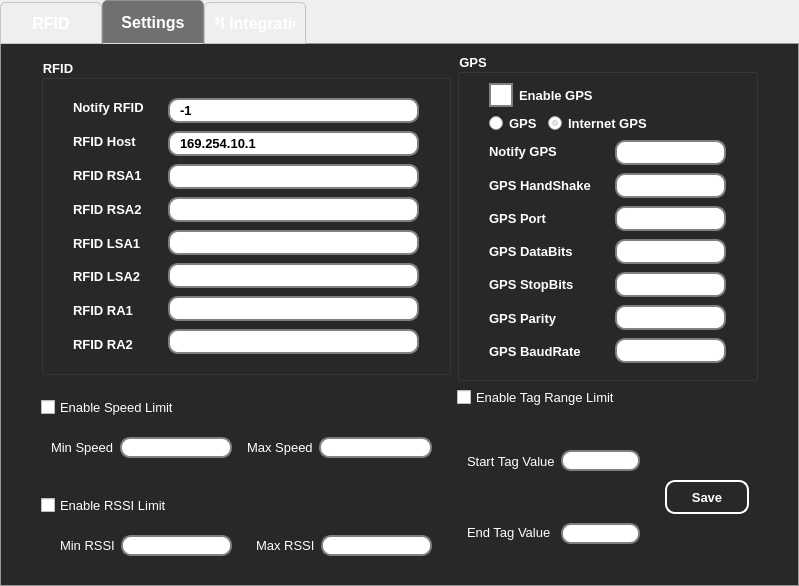
Old version of the form ui/main.ui in the repository DevGuruPro/rfid-python.
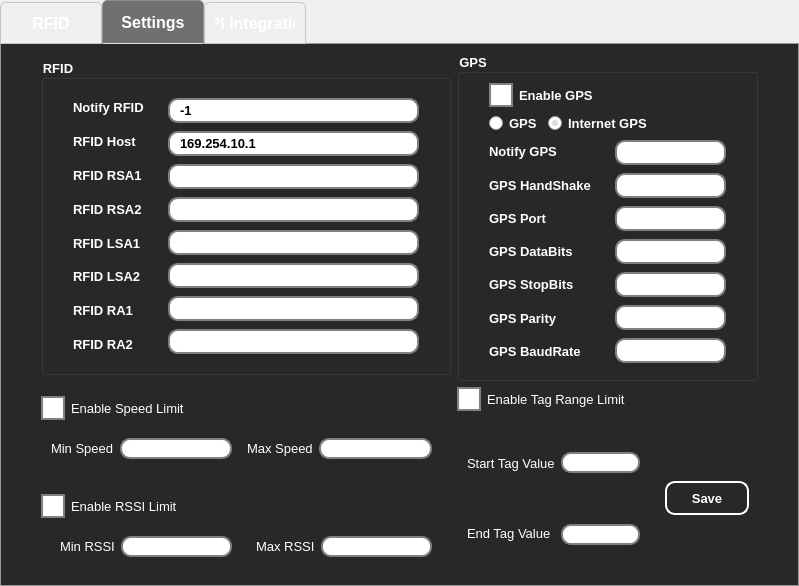
New version of the form. The open tabs and pages were chosen to show the change. Icons and pictures are not drawn.

Patch:
```diff
--- a/ui/main.ui
+++ b/ui/main.ui
@@ -1445,8 +1445,23 @@
                 </property>
                 <property name="styleSheet">
                  <string notr="true">QCheckBox{
-	color:white;
-}</string>
+	color: white; 
+}
+
+QCheckBox::indicator {  
+    width: 20px;  
+    height: 20px;  
+}  
+
+QCheckBox::indicator:unchecked {  
+    border: 2px solid gray;  
+    background-color: white;  
+}
+
+QCheckBox::indicator:checked { 
+	border: 2px solid gray;   
+    image: url(:/img/checkmark.png);  /* Use a custom image if needed */  
+ }</string>
                 </property>
                 <property name="text">
                  <string>Enable Tag Range Limit</string>
@@ -1716,8 +1731,23 @@
                    </property>
                    <property name="styleSheet">
                     <string notr="true">QCheckBox{
-	color:white;
-}</string>
+	color: white; 
+}
+
+QCheckBox::indicator {  
+    width: 20px;  
+    height: 20px;  
+}  
+
+QCheckBox::indicator:unchecked {  
+    border: 2px solid gray;  
+    background-color: white;  
+}
+
+QCheckBox::indicator:checked { 
+	border: 2px solid gray;   
+    image: url(:/img/checkmark.png);  /* Use a custom image if needed */  
+ }</string>
                    </property>
                    <property name="text">
                     <string>Enable Speed Limit</string>
@@ -1894,8 +1924,23 @@
                    </property>
                    <property name="styleSheet">
                     <string notr="true">QCheckBox{
-	color:white;
-}</string>
+	color: white; 
+}
+
+QCheckBox::indicator {  
+    width: 20px;  
+    height: 20px;  
+}  
+
+QCheckBox::indicator:unchecked {  
+    border: 2px solid gray;  
+    background-color: white;  
+}
+
+QCheckBox::indicator:checked { 
+	border: 2px solid gray;   
+    image: url(:/img/checkmark.png);  /* Use a custom image if needed */  
+ }</string>
                    </property>
                    <property name="text">
                     <string>Enable RSSI Limit</string>
```
